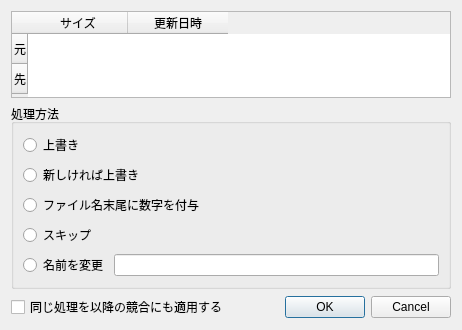
Above: overwritedialog.ui from miyabi-satoh/Gefu before the change. Below: the same form after it.
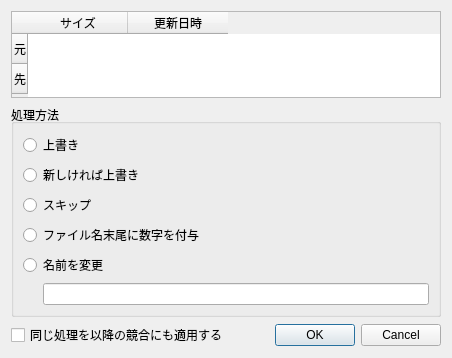
That is the form after the change.

Patch:
```diff
--- a/overwritedialog.ui
+++ b/overwritedialog.ui
@@ -6,8 +6,8 @@
    <rect>
     <x>0</x>
     <y>0</y>
-    <width>462</width>
-    <height>319</height>
+    <width>452</width>
+    <height>331</height>
    </rect>
   </property>
   <property name="windowTitle">
@@ -88,8 +88,9 @@
      <property name="title">
       <string>処理方法</string>
      </property>
-     <layout class="QVBoxLayout" name="verticalLayout_3">
-      <item>
+     <property name="alignment">
+      <set>Qt::AlignLeading|Qt::AlignLeft|Qt::AlignVCenter</set>
+     </property>
        <layout class="QVBoxLayout" name="verticalLayout">
         <item>
          <widget class="QRadioButton" name="rbOverWrite">
@@ -111,16 +112,6 @@
           </property>
          </widget>
         </item>
-        <item>
-         <widget class="QRadioButton" name="rbAppendNumber">
-          <property name="focusPolicy">
-           <enum>Qt::StrongFocus</enum>
-          </property>
-          <property name="text">
-           <string>ファイル名末尾に数字を付与</string>
-          </property>
-         </widget>
-        </item>
         <item>
          <widget class="QRadioButton" name="rbSkip">
           <property name="focusPolicy">
@@ -132,7 +123,15 @@
          </widget>
         </item>
         <item>
-         <layout class="QHBoxLayout" name="horizontalLayout">
+       <widget class="QRadioButton" name="rbAppendNumber">
+        <property name="focusPolicy">
+         <enum>Qt::StrongFocus</enum>
+        </property>
+        <property name="text">
+         <string>ファイル名末尾に数字を付与</string>
+        </property>
+       </widget>
+      </item>
           <item>
            <widget class="QRadioButton" name="rbRename">
             <property name="focusPolicy">
@@ -144,39 +143,42 @@
            </widget>
           </item>
           <item>
-           <widget class="QLineEdit" name="lineEdit"/>
-          </item>
-         </layout>
-        </item>
-       </layout>
-      </item>
-     </layout>
-    </widget>
-   </item>
+       <layout class="QHBoxLayout" name="horizontalLayout">
    <item>
-    <layout class="QHBoxLayout" name="horizontalLayout_2">
-     <item>
-      <widget class="QCheckBox" name="checkBox">
-       <property name="focusPolicy">
-        <enum>Qt::StrongFocus</enum>
-       </property>
-       <property name="text">
-        <string>同じ処理を以降の競合にも適用する</string>
-       </property>
-      </widget>
-     </item>
-     <item>
-      <spacer name="horizontalSpacer">
+         <spacer name="horizontalSpacer_2">
        <property name="orientation">
         <enum>Qt::Horizontal</enum>
        </property>
+          <property name="sizeType">
+           <enum>QSizePolicy::Fixed</enum>
+          </property>
        <property name="sizeHint" stdset="0">
         <size>
-         <width>40</width>
+            <width>20</width>
          <height>20</height>
         </size>
        </property>
       </spacer>
+        </item>
+        <item>
+         <widget class="QLineEdit" name="lineEdit"/>
+        </item>
+       </layout>
+      </item>
+     </layout>
+    </widget>
+   </item>
+   <item>
+    <layout class="QHBoxLayout" name="horizontalLayout_2">
+     <item>
+      <widget class="QCheckBox" name="checkBox">
+       <property name="focusPolicy">
+        <enum>Qt::StrongFocus</enum>
+       </property>
+       <property name="text">
+        <string>同じ処理を以降の競合にも適用する</string>
+       </property>
+      </widget>
      </item>
      <item>
       <widget class="QDialogButtonBox" name="buttonBox">
```
Lines whose indentation alone changed are shown as unchanged.
